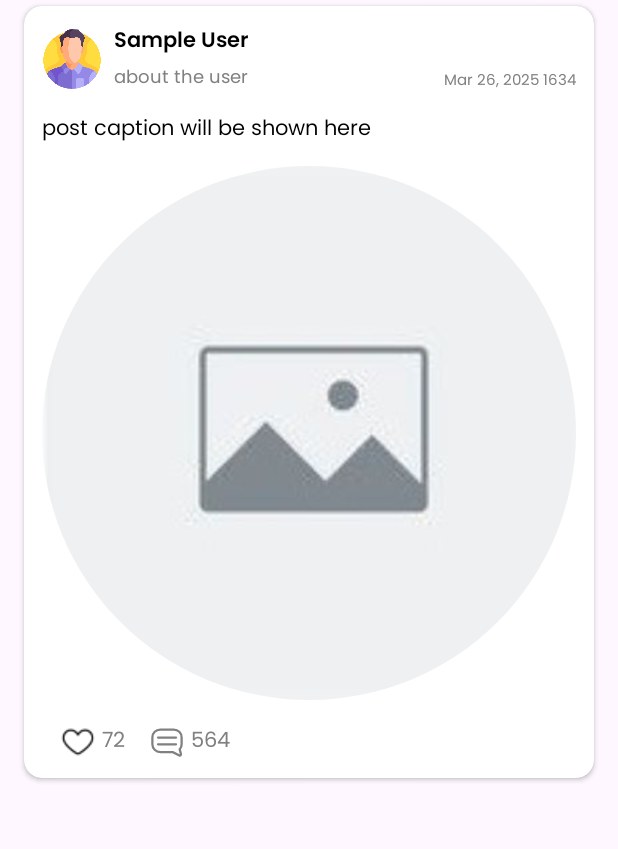
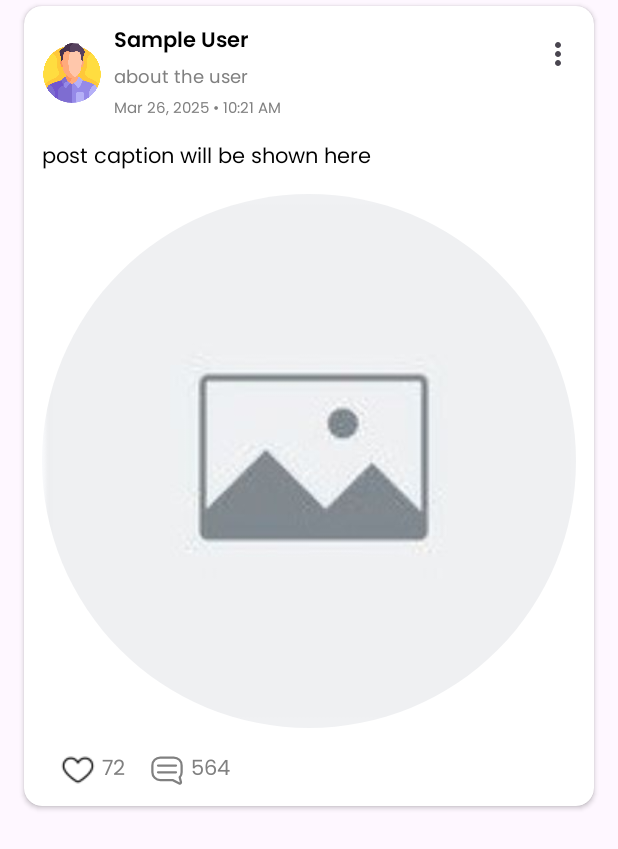
Before and after one commit to RamaScript/Allen-Connect, an Android app: the layout post_item.xml on its own in the app's theme, with its tools: preview values and no code run, on a phone screen of 412 x 824 dp. Shown: the top 849 px of the screen. Run offline under Robolectric (Android 15) with nearby library versions, the light colour scheme and no system bars; plain views replace RoundedImageView.

Commit message:
Delete post feature added and solve data not loading problem in home fragmnet

```diff
--- a/app/src/main/res/layout/post_item.xml
+++ b/app/src/main/res/layout/post_item.xml
@@ -16,7 +16,6 @@
 
         <!-- User Info -->
         <LinearLayout
-            android:id="@+id/postUserLL"
             android:layout_width="match_parent"
             android:layout_height="wrap_content"
             android:gravity="center_vertical"
@@ -29,6 +28,7 @@
                 android:src="@drawable/ic_avatar"/>
 
             <LinearLayout
+                android:id="@+id/postUserLL"
                 android:layout_width="0dp"
                 android:layout_height="wrap_content"
                 android:layout_marginStart="8dp"
@@ -54,17 +54,25 @@
                     android:textColor="@color/gray"
                     android:textSize="12sp" />
 
+                <TextView
+                    android:id="@+id/time"
+                    android:layout_width="wrap_content"
+                    android:layout_height="wrap_content"
+                    android:layout_marginTop="2dp"
+                    android:fontFamily="@font/poppins"
+                    android:text="Mar 26, 2025 • 10:21 AM"
+                    android:textColor="@color/gray"
+                    android:textSize="10sp" />
             </LinearLayout>
 
-            <TextView
-                android:id="@+id/time"
-                android:layout_width="wrap_content"
-                android:layout_height="wrap_content"
-                android:fontFamily="@font/poppins"
-                android:layout_gravity="bottom"
-                android:text="Mar 26, 2025 1634"
-                android:textColor="@color/gray"
-                android:textSize="10sp" />
+            <ImageView
+                android:id="@+id/postMenu"
+                android:layout_width="24dp"
+                android:layout_height="24dp"
+                android:layout_marginTop="8dp"
+                android:layout_gravity="top|end"
+                app:srcCompat="@drawable/ic_menu" />
+
         </LinearLayout>
 
         <!-- Description -->
--- /dev/null
+++ b/app/src/main/res/menu/post_menu.xml
@@ -0,0 +1,6 @@
+<?xml version="1.0" encoding="utf-8"?>
+<menu xmlns:android="http://schemas.android.com/apk/res/android">
+    <item
+        android:id="@+id/action_delete_post"
+        android:title="Delete Post" />
+</menu>
```
Also changed, not shown: app/src/main/java/com/ramascript/allenconnect/features/home/homeFragment.java (+9 -0 lines), app/src/main/java/com/ramascript/allenconnect/features/post/postAdapter.java (+105 -7 lines), app/src/main/java/com/ramascript/allenconnect/features/user/profileFragment.java (+32 -19 lines).
